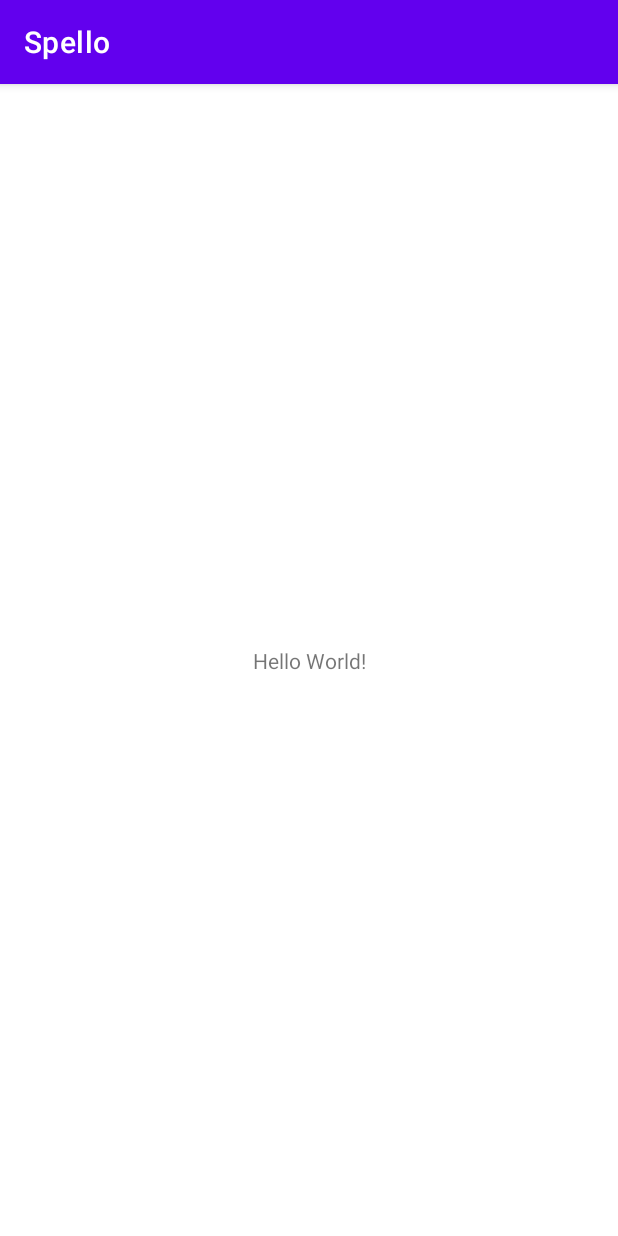
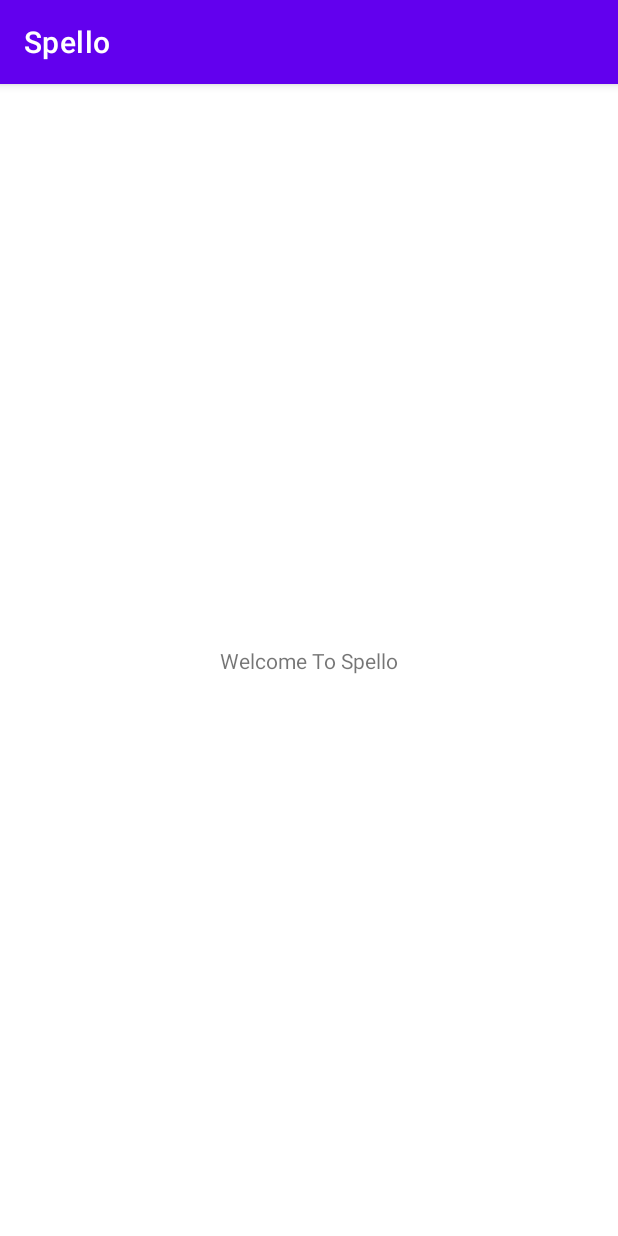
Before and after one commit to RuskDev/Spello, an Android app: the screen it shows after launch (MainActivity), on a phone screen of 412 x 824 dp. Run offline under Robolectric (Android 15) with nearby library versions, the phone set to English and light mode, and no system bars.

Commit message:
Changed the welcome text

```diff
--- a/app/src/main/res/layout/activity_main.xml
+++ b/app/src/main/res/layout/activity_main.xml
@@ -9,7 +9,7 @@
     <TextView
         android:layout_width="wrap_content"
         android:layout_height="wrap_content"
-        android:text="Hello World!"
+        android:text="@string/welcome"
         app:layout_constraintBottom_toBottomOf="parent"
         app:layout_constraintLeft_toLeftOf="parent"
         app:layout_constraintRight_toRightOf="parent"
--- a/app/src/main/res/values/strings.xml
+++ b/app/src/main/res/values/strings.xml
@@ -1,3 +1,4 @@
 <resources>
     <string name="app_name">Spello</string>
+    <string name="welcome">Welcome To Spello</string>
 </resources>
```
